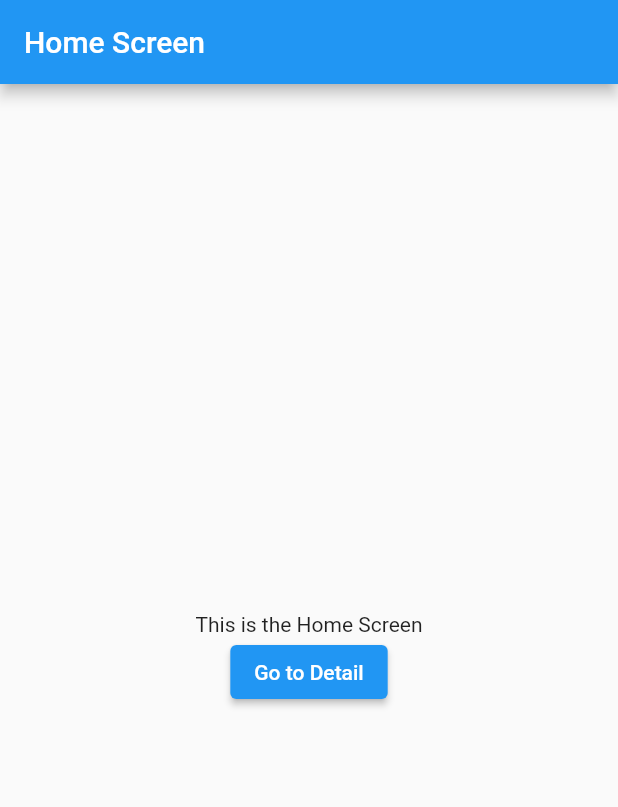
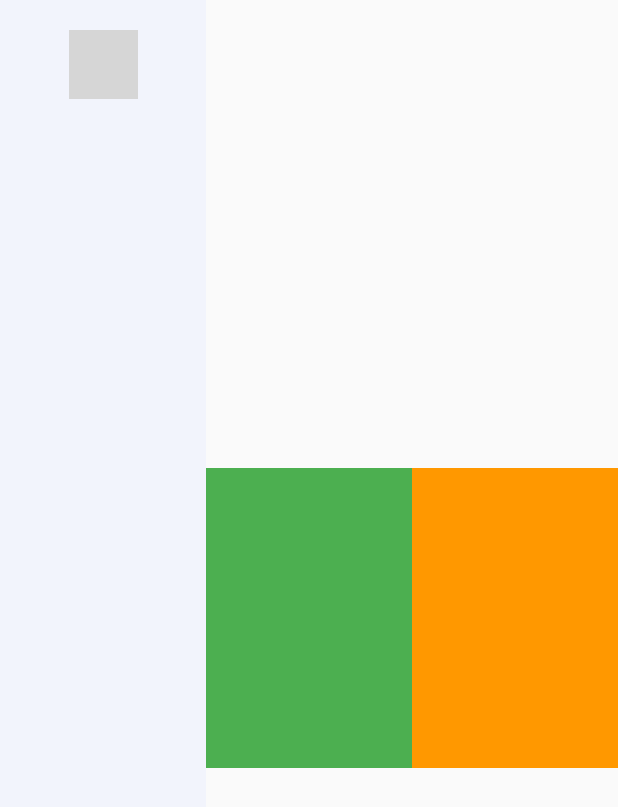
Before and after one commit to khuram2025/core, a Flutter app: the screen it shows after launch, on a phone screen of 412 x 824 dp. Shown: the top 807 px of the screen. Run offline on Flutter 3.47's test engine with Material 2 defaults, Android fonts, the phone set to English and light mode, and no system bars; our stand-ins replace fl_chart, flutter_svg, get; grey boxes are pictures that could not be loaded.

Commit message:
test from home

```diff
--- a/lib/main.dart
+++ b/lib/main.dart
@@ -2,6 +2,7 @@ import 'package:core/dashboard/controllers/controller.dart';
 import 'package:core/dashboard/screens/dashboard.dart';
 import 'package:core/getX/detail/view/detail.dart';
 import 'package:core/getX/home/view/home.dart';
+import 'package:core/responsive_email/ehome_screen.dart';
 import 'package:flutter/material.dart';
 import 'package:get/get.dart';
 import 'package:provider/provider.dart';
@@ -29,8 +30,9 @@ class MyApp extends StatelessWidget {
       getPages: [
         GetPage(name: '/home', page: ()=>GHomeScreen() ),
         GetPage(name: '/detail', page: ()=>GDetailScrenn()),
+        GetPage(name: '/ehome', page: ()=>EHomeScreen()),
       ],
-      initialRoute: '/home',
+      initialRoute: '/ehome',
     );
   }
 }
--- /dev/null
+++ b/lib/responsive_email/constanats.dart
@@ -0,0 +1,12 @@
+import 'package:flutter/material.dart';
+
+const kPrimaryColor = Color(0xFF366CF6);
+const kSecondaryColor = Color(0xFFF5F6FC);
+const kBgLightColor = Color(0xFFF2F4FC);
+const kBgDarkColor = Color(0xFFEBEDFA);
+const kBadgeColor = Color(0xFFEE376E);
+const kGrayColor = Color(0xFF8793B2);
+const kTitleTextColor = Color(0xFF30384D);
+const kTextColor = Color(0xFF4D5875);
+
+const kDefaultPadding = 20.0;
--- /dev/null
+++ b/lib/responsive_email/ehome_screen.dart
@@ -0,0 +1,22 @@
+import 'package:flutter/material.dart';
+
+import 'esm/e_side_menu.dart';
+
+
+
+class EHomeScreen extends StatelessWidget {
+  const EHomeScreen({Key? key}) : super(key: key);
+
+  @override
+  Widget build(BuildContext context) {
+    return Scaffold(
+      body: Row(
+        children: [
+          Expanded(child: ESideMenu()),
+          Expanded(child: Container(color: Colors.green, height: 200,)),
+          Expanded(child: Container(color: Colors.orange, height: 200,))
+        ],
+      ),
+    );
+  }
+}
--- /dev/null
+++ b/lib/responsive_email/esm/e_side_menu.dart
@@ -0,0 +1,23 @@
+import 'package:flutter/material.dart';
+
+import '../constanats.dart';
+
+
+class ESideMenu extends StatelessWidget {
+  const ESideMenu({Key? key}) : super(key: key);
+
+  @override
+  Widget build(BuildContext context) {
+    return Container(
+        padding: EdgeInsets.all(kDefaultPadding),
+        color: kBgLightColor,
+        child: Column(
+          children: [
+            Image.asset("assets/images/Logo Outlook.png", width: 46,),
+            SizedBox(height: kDefaultPadding,)
+
+          ],
+        )
+    );
+  }
+}
```
